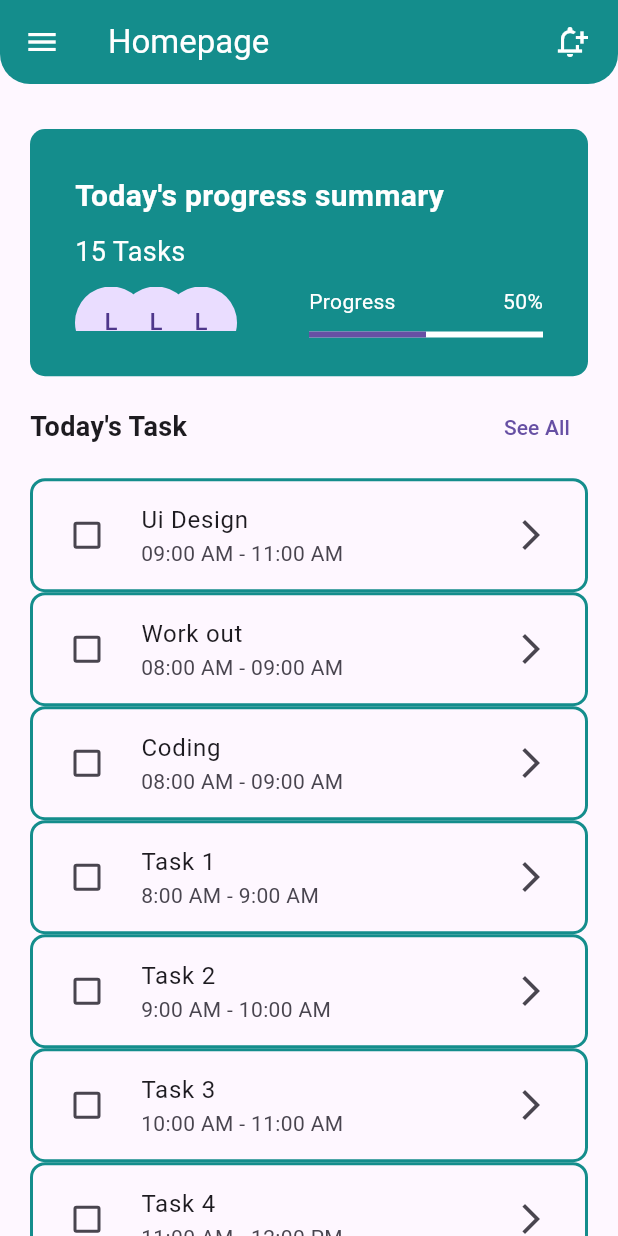
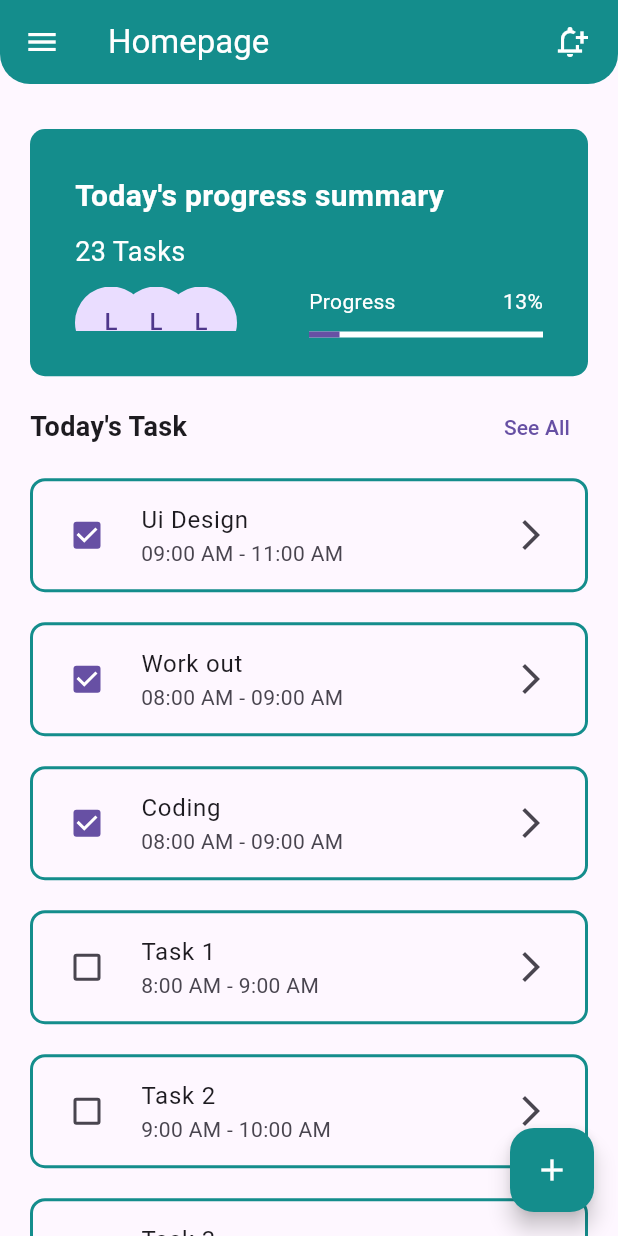
Before and after one commit to Luckystartech/class5_app, a Flutter app: the screen it shows after launch, on a phone screen of 412 x 824 dp. Run offline on Flutter 3.47's test engine with Material 3 defaults, Android fonts, the phone set to English and light mode, and no system bars.

Commit message:
second class

```diff
--- a/lib/data/dummy_data.dart
+++ b/lib/data/dummy_data.dart
@@ -7,7 +7,7 @@ List<Todo> todos = [
       startTime: '09:00 AM',
       endTime: '11:00 AM',
       description: 'Design the UI for the app',
-      isCompleted: false,
+      isCompleted: true,
   ),
   Todo(
       taskName: 'Work out',
@@ -15,7 +15,7 @@ List<Todo> todos = [
       startTime: '08:00 AM',
       endTime: '09:00 AM',
       description: 'Go to the gym',
-      isCompleted: false,
+      isCompleted: true,
   ),
   Todo(
       taskName: 'Coding',
@@ -23,7 +23,7 @@ List<Todo> todos = [
       startTime: '08:00 AM',
       endTime: '09:00 AM',
       description: 'Build a Website',
-      isCompleted: false,
+      isCompleted: true,
   ),
   Todo(
     taskName: 'Task 1',
@@ -164,5 +164,6 @@ List<Todo> todos = [
     startTime: '3:00 PM',
     endTime: '4:00 PM',
     description: 'Description for Task 20',
+    // isCompleted: true,
   ),
 ];
--- a/lib/screens/homepage.dart
+++ b/lib/screens/homepage.dart
@@ -1,9 +1,9 @@
 import 'package:flutter/material.dart';
 import 'package:class5_app/widgets/banner.dart';
 import 'package:class5_app/data/dummy_data.dart';
-import 'package:flutter/widgets.dart';
+import 'package:class5_app/screens/edit_task.dart';
 
-final kPrimaryColor = Color(0xFF148d8c);
+const kPrimaryColor = Color(0xFF148d8c);
 
 class HomePage extends StatefulWidget {
   const HomePage({super.key});
@@ -17,6 +17,11 @@ class _HomePageState extends State<HomePage> {
 
   @override
   Widget build(BuildContext context) {
+    double progressValue = todos.where((todo) {
+          return todo.isCompleted == true;
+        }).length /
+        todos.length;
+
     return Scaffold(
       appBar: AppBar(
         title: const Text('Homepage'),
@@ -37,7 +42,10 @@ class _HomePageState extends State<HomePage> {
         padding: const EdgeInsets.symmetric(horizontal: 20),
         child: Column(children: [
           const SizedBox(height: 30),
-          const BannerWidget(),
+          BannerWidget(
+            totalTasks: todos.length,
+            progressIndicatorValue: progressValue,
+          ),
           const SizedBox(height: 10),
           Row(
             mainAxisAlignment: MainAxisAlignment.spaceBetween,
@@ -57,10 +65,13 @@ class _HomePageState extends State<HomePage> {
             child: ListView.builder(
               itemCount: todos.length,
               itemBuilder: (context, index) {
-                return CheckboxListTile(
+                return Container(
+                  margin: const EdgeInsets.only(bottom: 20),
+                  child: CheckboxListTile(
                     value: todos[index].isCompleted,
                     title: Text(todos[index].taskName),
-                  subtitle: Text('${todos[index].startTime} - ${todos[index].endTime}'),
+                    subtitle: Text(
+                        '${todos[index].startTime} - ${todos[index].endTime}'),
                     secondary: const Icon(Icons.arrow_forward_ios),
                     onChanged: (value) {
                       setState(() {
@@ -70,7 +81,8 @@ class _HomePageState extends State<HomePage> {
                     controlAffinity: ListTileControlAffinity.leading,
                     shape: RoundedRectangleBorder(
                       borderRadius: BorderRadius.circular(10),
-                    side: BorderSide(width: 2, color: kPrimaryColor),
+                      side: const BorderSide(width: 2, color: kPrimaryColor),
+                    ),
                   ),
                 );
               },
@@ -78,6 +90,18 @@ class _HomePageState extends State<HomePage> {
           ),
         ]),
       ),
+      floatingActionButton: FloatingActionButton(
+        onPressed: () {
+          Navigator.of(context).push(MaterialPageRoute(builder: (context) {
+            return const EditTaskScreen();
+          }));
+        },
+        backgroundColor: kPrimaryColor,
+        child: const Icon(
+          Icons.add,
+          color: Colors.white,
+        ),
+      ),
     );
   }
 }
--- a/lib/widgets/banner.dart
+++ b/lib/widgets/banner.dart
@@ -1,9 +1,16 @@
 import 'package:flutter/material.dart';
 
-final kPrimaryColor = Color(0xFF148d8c);
+const kPrimaryColor = Color(0xFF148d8c);
 
 class BannerWidget extends StatelessWidget {
-  const BannerWidget({super.key});
+  const BannerWidget({
+    super.key,
+    required this.totalTasks,
+    required this.progressIndicatorValue,
+  });
+
+  final int totalTasks;
+  final double progressIndicatorValue;
 
   @override
   Widget build(BuildContext context) {
@@ -12,30 +19,27 @@ class BannerWidget extends StatelessWidget {
       height: MediaQuery.of(context).size.height * 0.2,
       padding: const EdgeInsets.all(30),
       decoration: BoxDecoration(
-                  borderRadius: BorderRadius.circular(10),
-                  color: kPrimaryColor),
-              child: const Column(
+          borderRadius: BorderRadius.circular(10), color: kPrimaryColor),
+      child: Column(
         crossAxisAlignment: CrossAxisAlignment.start,
         children: [
-                  Text(
+          const Text(
             'Today\'s progress summary',
             style: TextStyle(
-                        color: Colors.white,
-                        fontSize: 20,
-                        fontWeight: FontWeight.bold),
+                color: Colors.white, fontSize: 20, fontWeight: FontWeight.bold),
           ),
-                  SizedBox(height: 10),
+          const SizedBox(height: 10),
           Text(
-                    '15 Tasks',
-                    style: TextStyle(fontSize: 18, color: Colors.white),
+            '${totalTasks.toString()} Tasks',
+            style: const TextStyle(fontSize: 18, color: Colors.white),
           ),
-                  SizedBox(
-                    height: 10,
+          const SizedBox(
+            height: 10
           ),
           Expanded(
             child: Row(
               children: [
-                        Expanded(
+                const Expanded(
                   child: Stack(
                     children: [
                       Positioned(
@@ -65,22 +69,21 @@ class BannerWidget extends StatelessWidget {
                     children: [
                       // const SizedBox(height: 20),
                       Row(
-                                mainAxisAlignment:
-                                    MainAxisAlignment.spaceBetween,
+                        mainAxisAlignment: MainAxisAlignment.spaceBetween,
                         children: [
-                                  Text(
+                          const Text(
                             'Progress',
                             style: TextStyle(color: Colors.white),
                           ),
                           Text(
-                                    '50%',
-                                    style: TextStyle(color: Colors.white),
+                            '${(progressIndicatorValue * 100).round()}%',
+                            style: const TextStyle(color: Colors.white),
                           ),
                         ],
                       ),
                       const SizedBox(height: 10),
                       LinearProgressIndicator(
-                                value: 0.5,
+                        value: progressIndicatorValue,
                         backgroundColor: Colors.white,
                       )
                     ],
```
Also changed, not shown: lib/screens/edit_task.dart (added, +77 -0 lines), lib/widgets/date_time_widget.dart (added, +53 -0 lines), lib/widgets/text_field_widget.dart (added, +33 -0 lines). Lines whose indentation alone changed are shown as unchanged.
